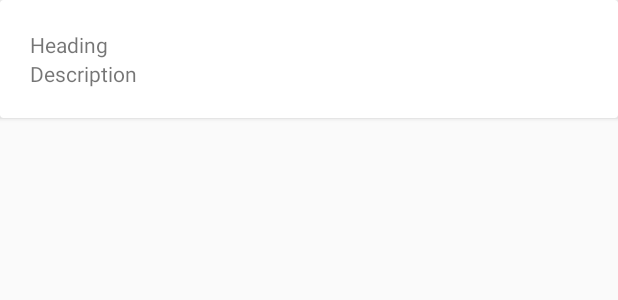
After one commit to Saranpandiyan963/GetQure, an Android app: the layout item_view.xml on its own in the app's theme, with its tools: preview values and no code run, on a phone screen of 412 x 824 dp. The commit adds this screen. Shown: the top 300 px of the screen. Run offline under Robolectric (Android 15) with nearby library versions, the phone set to English and light mode, and no system bars.

Commit message:
if any doubt call me

```diff
--- a/app/build.gradle
+++ b/app/build.gradle
@@ -31,4 +31,5 @@ dependencies {
     androidTestImplementation 'androidx.test.ext:junit:1.1.1'
     androidTestImplementation 'androidx.test.espresso:espresso-core:3.2.0'
     implementation 'androidx.recyclerview:recyclerview:1.1.0'
+    implementation "androidx.cardview:cardview:1.0.0"
 }
--- a/app/src/main/java/app/saran/getqure/LoginActivity.java
+++ b/app/src/main/java/app/saran/getqure/LoginActivity.java
@@ -46,7 +46,7 @@ public class LoginActivity extends AppCompatActivity {
         alrdy.setOnClickListener(new View.OnClickListener() {
             @Override
             public void onClick(View view) {
-                startActivity(new Intent(getApplicationContext(),ApointmentActivity.class));
+                startActivity(new Intent(getApplicationContext(),MainActivity.class));
             }
         });
 
--- /dev/null
+++ b/app/src/main/res/layout/item_view.xml
@@ -0,0 +1,29 @@
+<?xml version="1.0" encoding="utf-8"?>
+<LinearLayout xmlns:android="http://schemas.android.com/apk/res/android"
+    android:orientation="vertical" android:layout_width="match_parent"
+    android:layout_height="match_parent">
+
+    <androidx.cardview.widget.CardView
+        android:layout_width="match_parent"
+        android:layout_height="wrap_content">
+
+        <LinearLayout
+            android:layout_width="match_parent"
+            android:layout_height="wrap_content"
+            android:padding="20sp"
+            android:orientation="vertical">
+
+            <TextView
+                android:id="@+id/Heading"
+                android:layout_width="match_parent"
+                android:layout_height="wrap_content"
+                android:text="Heading" />
+
+            <TextView
+                android:id="@+id/Description"
+                android:layout_width="match_parent"
+                android:layout_height="wrap_content"
+                android:text="Description" />
+        </LinearLayout>
+    </androidx.cardview.widget.CardView>
+</LinearLayout>
```
Also changed, not shown: app/src/main/java/app/saran/getqure/MainActivity.java (+23 -11 lines), app/src/main/java/app/saran/getqure/MyAdapter.java (added, +68 -0 lines), app/src/main/java/app/saran/getqure/itemView.java (added, +21 -0 lines), app/src/main/res/layout/activity_main.xml (+16 -6 lines).
